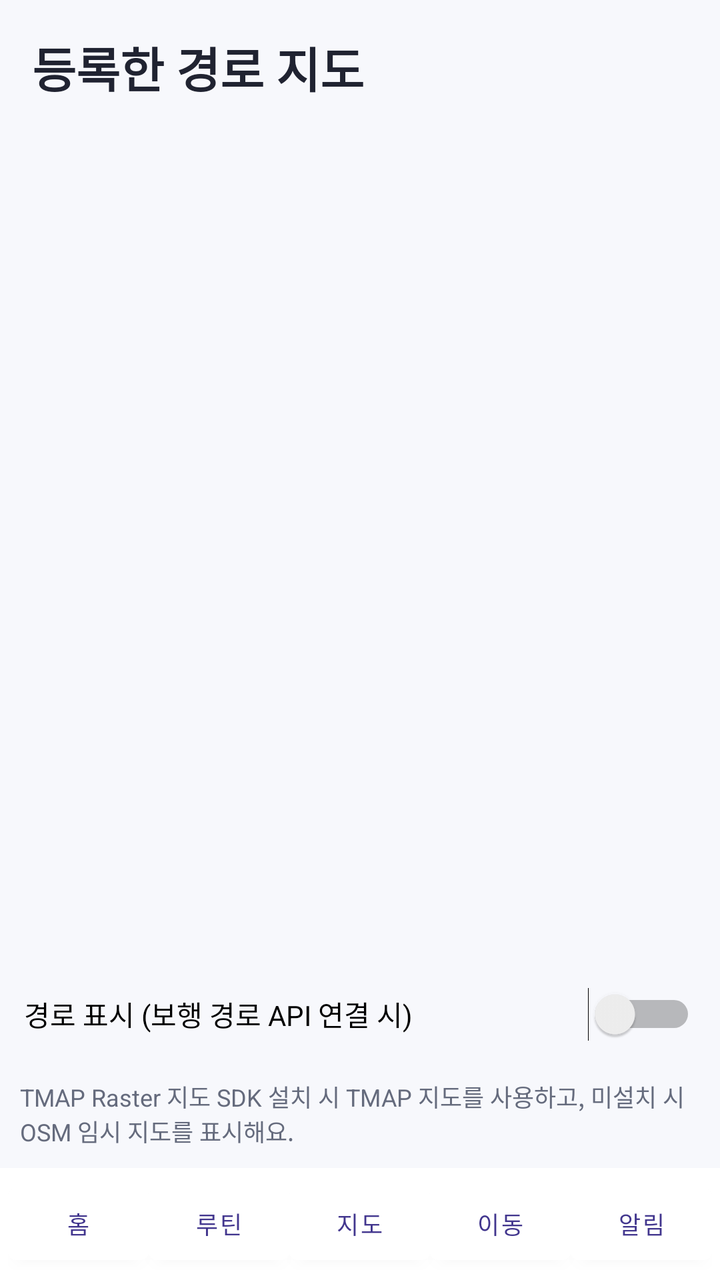
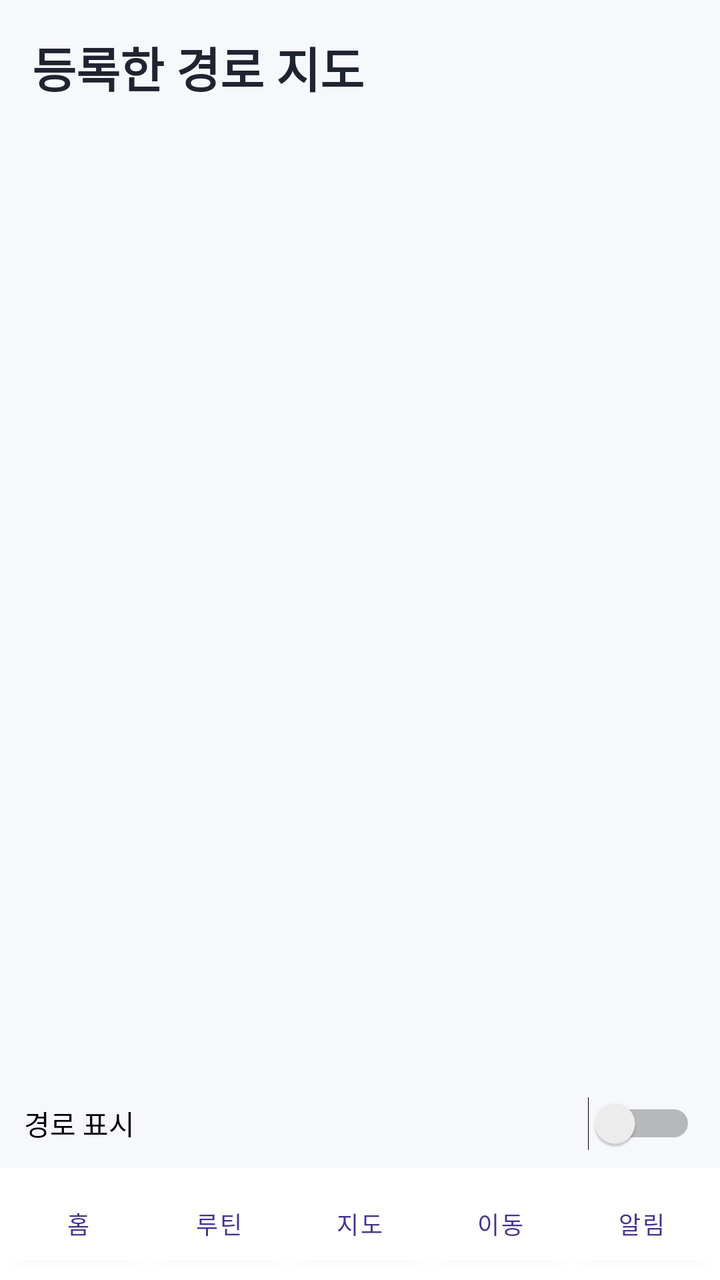

Two renders of the same Android screen: before a commit and after it. Below are the layout's source before the change and the commit's diff.
<!-- AndroidManifest.xml: application theme Theme.MyCommute -->
<!-- res/layout/activity_map.xml -->
<?xml version="1.0" encoding="utf-8"?>
<LinearLayout xmlns:android="http://schemas.android.com/apk/res/android" android:orientation="vertical"
    android:layout_width="match_parent" android:layout_height="match_parent">
    <TextView android:layout_width="match_parent" android:layout_height="wrap_content" android:padding="16dp"
        android:text="등록한 경로 지도" android:textSize="24sp" android:textStyle="bold" android:textColor="@color/text_primary"/>
    <TextView android:id="@+id/mapStatus" android:layout_width="match_parent" android:layout_height="wrap_content"
        android:paddingStart="16dp" android:paddingEnd="16dp" android:paddingBottom="10dp" android:textColor="@color/text_secondary"/>
    <FrameLayout android:id="@+id/mapContainer" android:layout_width="match_parent"
        android:layout_height="0dp" android:layout_weight="1"/>
    <Switch android:id="@+id/switchRouteVisible" android:layout_width="match_parent" android:layout_height="wrap_content"
        android:padding="12dp" android:text="경로 표시 (보행 경로 API 연결 시)"/>
    <TextView android:layout_width="match_parent" android:layout_height="wrap_content"
        android:padding="10dp" android:text="TMAP Raster 지도 SDK 설치 시 TMAP 지도를 사용하고, 미설치 시 OSM 임시 지도를 표시해요."
        android:textSize="12sp" android:textColor="@color/text_secondary"/>
    <include layout="@layout/view_bottom_nav"/>
</LinearLayout>
<!-- res/layout/view_bottom_nav.xml (included above) -->
<?xml version="1.0" encoding="utf-8"?>
<LinearLayout xmlns:android="http://schemas.android.com/apk/res/android"
    android:id="@+id/bottomNav" android:layout_width="match_parent" android:layout_height="wrap_content"
    android:padding="4dp" android:background="@color/surface" android:orientation="horizontal">
    <Button android:id="@+id/navHome" android:layout_width="0dp" android:layout_weight="1" android:layout_height="48dp"
        android:backgroundTint="@color/surface" android:textColor="@color/primary_dark" android:textSize="12sp" android:text="홈" />
    <Button android:id="@+id/navCustom" android:layout_width="0dp" android:layout_weight="1" android:layout_height="48dp"
        android:backgroundTint="@color/surface" android:textColor="@color/primary_dark" android:textSize="12sp" android:text="루틴" />
    <Button android:id="@+id/navMap" android:layout_width="0dp" android:layout_weight="1" android:layout_height="48dp"
        android:backgroundTint="@color/surface" android:textColor="@color/primary_dark" android:textSize="12sp" android:text="지도" />
    <Button android:id="@+id/navTracking" android:layout_width="0dp" android:layout_weight="1" android:layout_height="48dp"
        android:backgroundTint="@color/surface" android:textColor="@color/primary_dark" android:textSize="12sp" android:text="이동" />
    <Button android:id="@+id/navLogs" android:layout_width="0dp" android:layout_weight="1" android:layout_height="48dp"
        android:backgroundTint="@color/surface" android:textColor="@color/primary_dark" android:textSize="12sp" android:text="알림" />
</LinearLayout>
<!-- resources referenced by this layout -->
<resources>
  <color name="primary_dark">#42368E</color>
  <color name="surface">#FFFFFF</color>
  <color name="text_primary">#202331</color>
  <color name="text_secondary">#656B7D</color>
  <style name="Theme.MyCommute" parent="Theme.MaterialComponents.DayNight.NoActionBar">
          <item name="colorPrimary">@color/primary</item>
          <item name="colorPrimaryVariant">@color/primary_dark</item>
          <item name="colorOnPrimary">@android:color/white</item>
          <item name="android:statusBarColor">@color/primary_dark</item>
          <item name="android:navigationBarColor">@color/background</item>
          <item name="android:windowBackground">@color/background</item>
          <item name="fontFamily">sans</item>
      </style>
  <color name="primary">#6357B5</color>
  <color name="background">#F7F8FC</color>
</resources>

<!-- the commit's change to res/layout/activity_map.xml (unified diff, before → after) -->
@@ -4,14 +4,11 @@
     <TextView android:layout_width="match_parent" android:layout_height="wrap_content" android:padding="16dp"
         android:text="등록한 경로 지도" android:textSize="24sp" android:textStyle="bold" android:textColor="@color/text_primary"/>
     <TextView android:id="@+id/mapStatus" android:layout_width="match_parent" android:layout_height="wrap_content"
-        android:paddingStart="16dp" android:paddingEnd="16dp" android:paddingBottom="10dp" android:textColor="@color/text_secondary"/>
+        android:paddingStart="16dp" android:paddingEnd="16dp" android:paddingBottom="10dp" android:visibility="gone" android:textColor="@color/text_secondary"/>
     <FrameLayout android:id="@+id/mapContainer" android:layout_width="match_parent"
         android:layout_height="0dp" android:layout_weight="1"/>
     <Switch android:id="@+id/switchRouteVisible" android:layout_width="match_parent" android:layout_height="wrap_content"
-        android:padding="12dp" android:text="경로 표시 (보행 경로 API 연결 시)"/>
-    <TextView android:layout_width="match_parent" android:layout_height="wrap_content"
-        android:padding="10dp" android:text="TMAP Raster 지도 SDK 설치 시 TMAP 지도를 사용하고, 미설치 시 OSM 임시 지도를 표시해요."
-        android:textSize="12sp" android:textColor="@color/text_secondary"/>
+        android:padding="12dp" android:text="경로 표시"/>
     <include layout="@layout/view_bottom_nav"/>
 </LinearLayout>
 <!-- res/layout/view_bottom_nav.xml (included above) -->
